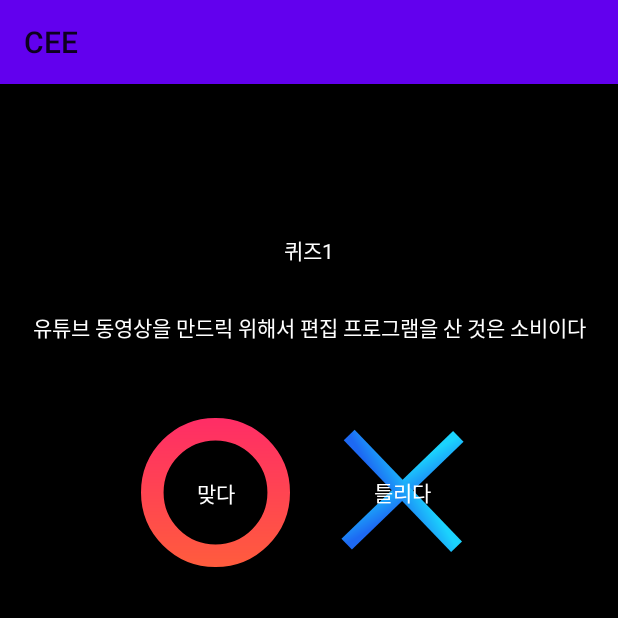
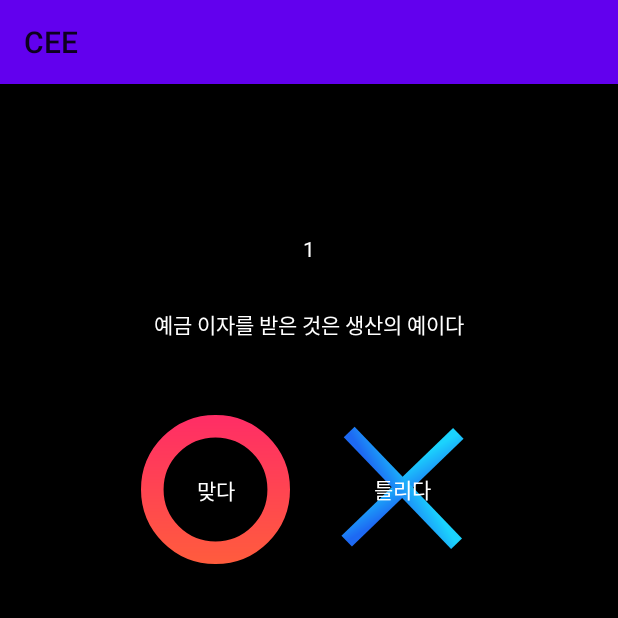
Before and after one commit to Bitda2022/cee_android, an Android app: the QuizActivity screen opened directly, with no data from a screen before it, after a tap on an icon or button, on a phone screen of 412 x 824 dp, the top half of it. Run offline under Robolectric (Android 15) with nearby library versions, the phone set to English and light mode, and no system bars.

Commit message:
fix : debug(sangmin)

```diff
--- a/app/src/main/java/com/example/cee_project1/activity/QuizActivity.kt
+++ b/app/src/main/java/com/example/cee_project1/activity/QuizActivity.kt
@@ -34,7 +34,6 @@ class QuizActivity : AppCompatActivity() {
         if(flag){
             Log.d("flag값","if(flag) 들어옴")
             settingQuiz(quizs,++quizIndex)
-            flag=false
         }
 
     }
@@ -123,15 +122,12 @@ class QuizActivity : AppCompatActivity() {
     }
 
     private fun settingQuiz(quizs: ArrayList<Quiz>,i:Int) {
-
-
         var quizNumberText = "퀴즈" + i.toString()
-        binding.activityQuizNumberTv.setText(i)
-        binding.activityQuizQuestionTv.setText(quizs.get(i).content)
+        binding.activityQuizNumberTv.text = i.toString()
+        Log.d("TAG", "settingQuiz: $i")
+        binding.activityQuizQuestionTv.text = quizs.get(i).content
+        flag = false
         quiz(quizs)
-
-
-
     }
 
     private fun startQuiz(quizs: ArrayList<Quiz>) {
--- a/app/src/main/java/com/example/cee_project1/activity/SplashActivity.kt
+++ b/app/src/main/java/com/example/cee_project1/activity/SplashActivity.kt
@@ -1,5 +1,6 @@
 package com.example.cee_project1.activity
 
+import android.content.Intent
 import android.os.Bundle
 import androidx.appcompat.app.AppCompatActivity
 import com.example.cee_project1.databinding.ActivitySplashBinding
--- a/app/src/main/res/layout/fragment_quiz_setting.xml
+++ b/app/src/main/res/layout/fragment_quiz_setting.xml
@@ -95,9 +95,8 @@
         android:text="퀴즈\n시작"
         android:textColor="@color/white"
         android:background="@drawable/buttom_round"
-       android:layout_width="wrap_content"
-        android:layout_height="wrap_content">
-
+        android:layout_width="70dp"
+        android:layout_height="70dp">
     </Button>
 
 
```
